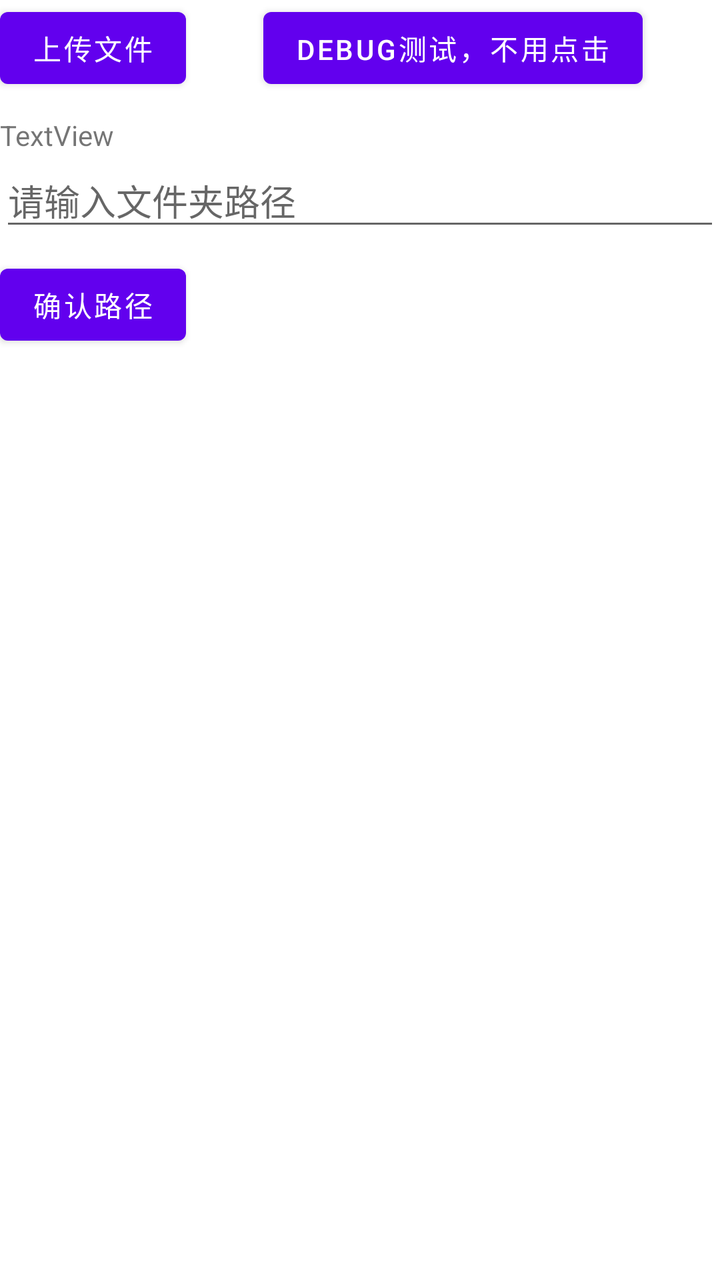
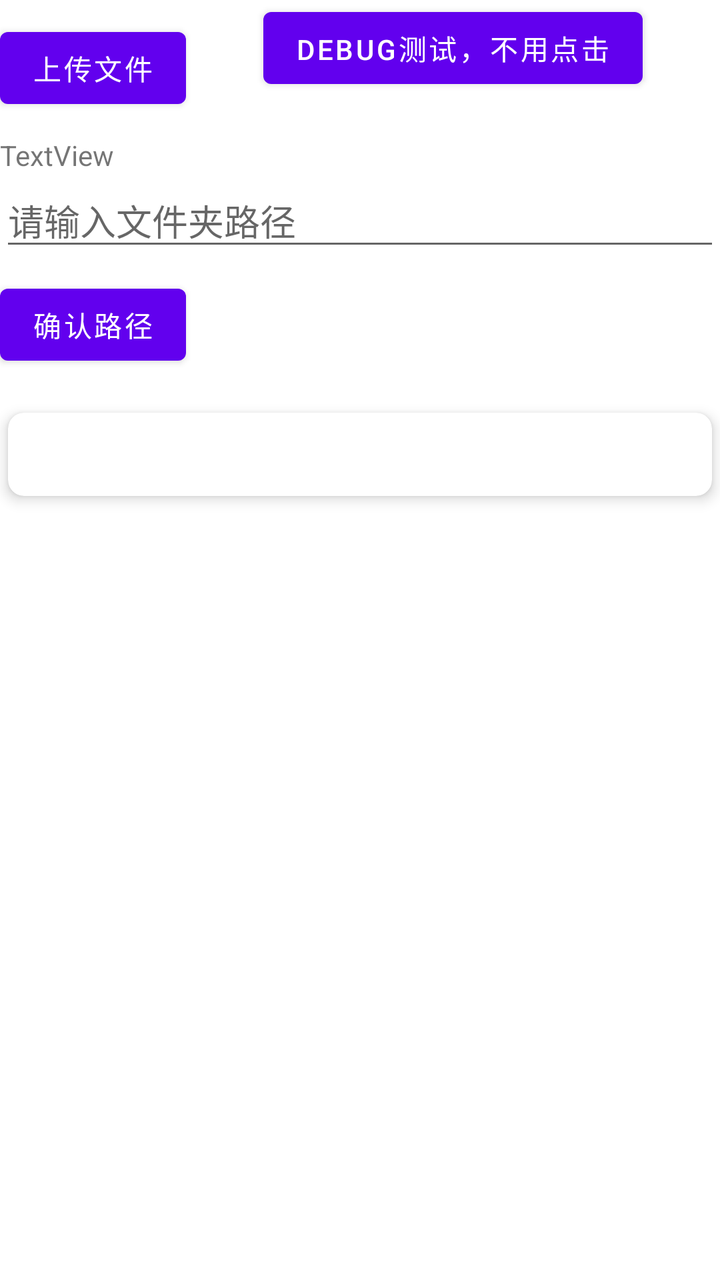

An Android layout rendered at two revisions. The XML below is the earlier revision; the diff shows what the commit changed to produce the second picture.
<!-- AndroidManifest.xml: application theme Theme.Kanxue_data -->
<!-- res/layout/activity_main.xml -->
<?xml version="1.0" encoding="utf-8"?>
<androidx.constraintlayout.widget.ConstraintLayout xmlns:android="http://schemas.android.com/apk/res/android"
    xmlns:app="http://schemas.android.com/apk/res-auto"
    xmlns:tools="http://schemas.android.com/tools"
    android:layout_width="match_parent"
    android:layout_height="match_parent"
    tools:context="com.nest.kanxue.MainActivity">



    <FrameLayout
        android:id="@+id/SurfaceViewFrame"
        android:layout_width="10dp"
        android:layout_height="10dp"
        app:layout_constraintLeft_toLeftOf="parent"
        app:layout_constraintBottom_toBottomOf="parent"
        app:layout_constraintRight_toRightOf="parent"
        app:layout_constraintTop_toTopOf="parent">
    </FrameLayout>

    <Button
        android:id="@+id/stat_file_btn"
        android:layout_width="wrap_content"
        android:layout_height="wrap_content"
        android:text="上传文件"
        app:layout_constraintLeft_toLeftOf="parent"
        tools:layout_editor_absoluteX="36dp"
        tools:layout_editor_absoluteY="25dp" />

    <Button
        android:id="@+id/test"
        android:visibility="visible"
        android:layout_width="wrap_content"
        android:layout_height="wrap_content"
        android:text="debug测试，不用点击"
        app:layout_constraintLeft_toRightOf="@id/stat_file_btn"
        app:layout_constraintRight_toRightOf="parent"
 />

    <TextView
        android:id="@+id/uploadStatusText"
        app:layout_constraintTop_toBottomOf="@id/stat_file_btn"
        android:layout_marginTop="10dp"
        android:layout_width="wrap_content"
        android:layout_height="wrap_content"
        android:text="TextView"
        tools:layout_editor_absoluteX="39dp"
        tools:layout_editor_absoluteY="115dp" />


    <androidx.appcompat.widget.AppCompatAutoCompleteTextView
        android:id="@+id/pathInput"
        android:layout_width="match_parent"
        android:layout_height="wrap_content"
        app:layout_constraintTop_toBottomOf="@id/uploadStatusText"
        android:hint="请输入文件夹路径"
        android:inputType="text" />

    <Button
        android:id="@+id/confirmButton"
        android:layout_width="wrap_content"
        android:layout_height="wrap_content"
        android:layout_marginTop="8dp"
        app:layout_constraintTop_toBottomOf="@id/pathInput"
        android:text="确认路径" />

    <androidx.recyclerview.widget.RecyclerView
        android:id="@+id/recyclerView"
        app:layout_constraintTop_toBottomOf="@id/confirmButton"
        android:layout_width="match_parent"
        android:layout_height="0dp"
        android:layout_marginTop="16dp"
        android:layout_weight="1" />









</androidx.constraintlayout.widget.ConstraintLayout>
<!-- resources referenced by this layout -->
<resources>
  <style name="Theme.Kanxue_data" parent="Theme.MaterialComponents.DayNight.DarkActionBar">
          
          <item name="colorPrimary">@color/purple_500</item>
          <item name="colorPrimaryVariant">@color/purple_700</item>
          <item name="colorOnPrimary">@color/white</item>
          
          <item name="colorSecondary">@color/teal_200</item>
          <item name="colorSecondaryVariant">@color/teal_700</item>
          <item name="colorOnSecondary">@color/black</item>
          
          <item name="android:statusBarColor">?attr/colorPrimaryVariant</item>
          
      </style>
  <color name="purple_500">#FF6200EE</color>
  <color name="purple_700">#FF3700B3</color>
  <color name="white">#FFFFFFFF</color>
  <color name="teal_200">#FF03DAC5</color>
  <color name="teal_700">#FF018786</color>
  <color name="black">#FF000000</color>
</resources>

<!-- the commit's change to res/layout/activity_main.xml (unified diff, before → after) -->
@@ -1,83 +1,105 @@
 <?xml version="1.0" encoding="utf-8"?>
-<androidx.constraintlayout.widget.ConstraintLayout xmlns:android="http://schemas.android.com/apk/res/android"
+<androidx.core.widget.NestedScrollView android:layout_width="match_parent"
+    android:layout_height="wrap_content"
     xmlns:app="http://schemas.android.com/apk/res-auto"
-    xmlns:tools="http://schemas.android.com/tools"
-    android:layout_width="match_parent"
-    android:layout_height="match_parent"
-    tools:context="com.nest.kanxue.MainActivity">
+    xmlns:android="http://schemas.android.com/apk/res/android"
+    android:fillViewport="true"
+    android:scrollbars="vertical"
+    android:fitsSystemWindows="true"
+    android:fadeScrollbars="true"
+>
 
 
 
-    <FrameLayout
-        android:id="@+id/SurfaceViewFrame"
-        android:layout_width="10dp"
-        android:layout_height="10dp"
-        app:layout_constraintLeft_toLeftOf="parent"
-        app:layout_constraintBottom_toBottomOf="parent"
-        app:layout_constraintRight_toRightOf="parent"
-        app:layout_constraintTop_toTopOf="parent">
-    </FrameLayout>
-
-    <Button
-        android:id="@+id/stat_file_btn"
-        android:layout_width="wrap_content"
-        android:layout_height="wrap_content"
-        android:text="上传文件"
-        app:layout_constraintLeft_toLeftOf="parent"
-        tools:layout_editor_absoluteX="36dp"
-        tools:layout_editor_absoluteY="25dp" />
-
-    <Button
-        android:id="@+id/test"
-        android:visibility="visible"
-        android:layout_width="wrap_content"
-        android:layout_height="wrap_content"
-        android:text="debug测试，不用点击"
-        app:layout_constraintLeft_toRightOf="@id/stat_file_btn"
-        app:layout_constraintRight_toRightOf="parent"
- />
-
-    <TextView
-        android:id="@+id/uploadStatusText"
-        app:layout_constraintTop_toBottomOf="@id/stat_file_btn"
-        android:layout_marginTop="10dp"
-        android:layout_width="wrap_content"
-        android:layout_height="wrap_content"
-        android:text="TextView"
-        tools:layout_editor_absoluteX="39dp"
-        tools:layout_editor_absoluteY="115dp" />
+    <androidx.constraintlayout.widget.ConstraintLayout
+        android:layout_width="match_parent"
+        android:layout_height="wrap_content">
 
 
-    <androidx.appcompat.widget.AppCompatAutoCompleteTextView
-        android:id="@+id/pathInput"
-        android:layout_width="match_parent"
-        android:layout_height="wrap_content"
-        app:layout_constraintTop_toBottomOf="@id/uploadStatusText"
-        android:hint="请输入文件夹路径"
-        android:inputType="text" />
 
-    <Button
-        android:id="@+id/confirmButton"
-        android:layout_width="wrap_content"
-        android:layout_height="wrap_content"
-        android:layout_marginTop="8dp"
-        app:layout_constraintTop_toBottomOf="@id/pathInput"
-        android:text="确认路径" />
-
-    <androidx.recyclerview.widget.RecyclerView
-        android:id="@+id/recyclerView"
-        app:layout_constraintTop_toBottomOf="@id/confirmButton"
-        android:layout_width="match_parent"
-        android:layout_height="0dp"
-        android:layout_marginTop="16dp"
-        android:layout_weight="1" />
+        <FrameLayout
+            android:id="@+id/SurfaceViewFrame"
+            android:layout_width="10dp"
+            android:layout_height="10dp">
+        </FrameLayout>
 
 
 
 
+        <Button
+            android:id="@+id/stat_file_btn"
+            android:layout_width="wrap_content"
+            android:layout_height="wrap_content"
+            android:text="上传文件"
+            app:layout_constraintTop_toBottomOf="@id/SurfaceViewFrame"
+            app:layout_constraintLeft_toLeftOf="parent" />
+
+        <Button
+            android:id="@+id/test"
+            android:visibility="visible"
+            android:layout_width="wrap_content"
+            android:layout_height="wrap_content"
+            android:text="debug测试，不用点击"
+            app:layout_constraintLeft_toRightOf="@id/stat_file_btn"
+            app:layout_constraintRight_toRightOf="parent"
+            />
+
+        <TextView
+            android:id="@+id/uploadStatusText"
+            app:layout_constraintTop_toBottomOf="@id/stat_file_btn"
+            android:layout_marginTop="10dp"
+            android:layout_width="wrap_content"
+            android:layout_height="wrap_content"
+            android:text="TextView"
+             />
+
+
+        <androidx.appcompat.widget.AppCompatAutoCompleteTextView
+            android:id="@+id/pathInput"
+            android:layout_width="match_parent"
+            android:layout_height="wrap_content"
+            app:layout_constraintTop_toBottomOf="@id/uploadStatusText"
+            android:hint="请输入文件夹路径"
+            android:inputType="text" />
+
+        <Button
+            android:id="@+id/confirmButton"
+            android:layout_width="wrap_content"
+            android:layout_height="wrap_content"
+            android:layout_marginTop="8dp"
+            app:layout_constraintTop_toBottomOf="@id/pathInput"
+            android:text="确认路径" />
 
 
 
+        <androidx.recyclerview.widget.RecyclerView
+            android:id="@+id/recyclerView"
+            app:layout_constraintTop_toBottomOf="@id/confirmButton"
+            android:layout_width="match_parent"
+            android:layout_height="0dp"
+            android:layout_marginTop="16dp"
+            android:layout_weight="1" />
 
 
-</androidx.constraintlayout.widget.ConstraintLayout>
+        <androidx.cardview.widget.CardView
+            android:layout_marginTop="16dp"
+            android:layout_width="match_parent"
+            android:layout_height="wrap_content"
+            app:layout_constraintTop_toBottomOf="@id/recyclerView"
+            android:layout_margin="4dp"
+            app:cardCornerRadius="8dp"
+            app:cardElevation="4dp">
+
+            <TextView
+                android:id="@+id/file_content"
+                android:layout_width="match_parent"
+                android:layout_height="wrap_content"
+                android:layout_margin="10dp"
+                android:textSize="16sp" />
+        </androidx.cardview.widget.CardView>
+
+
+
+    </androidx.constraintlayout.widget.ConstraintLayout>
+
+</androidx.core.widget.NestedScrollView>
